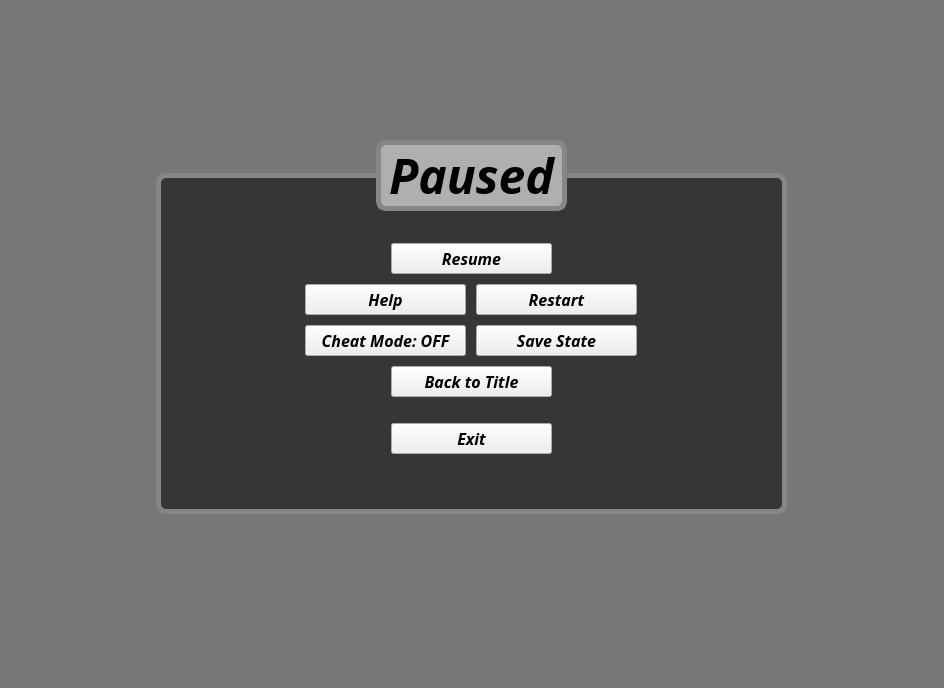
The window that pausescreen.ui (bstee615/project) describes before a commit, drawn with Qt 5.
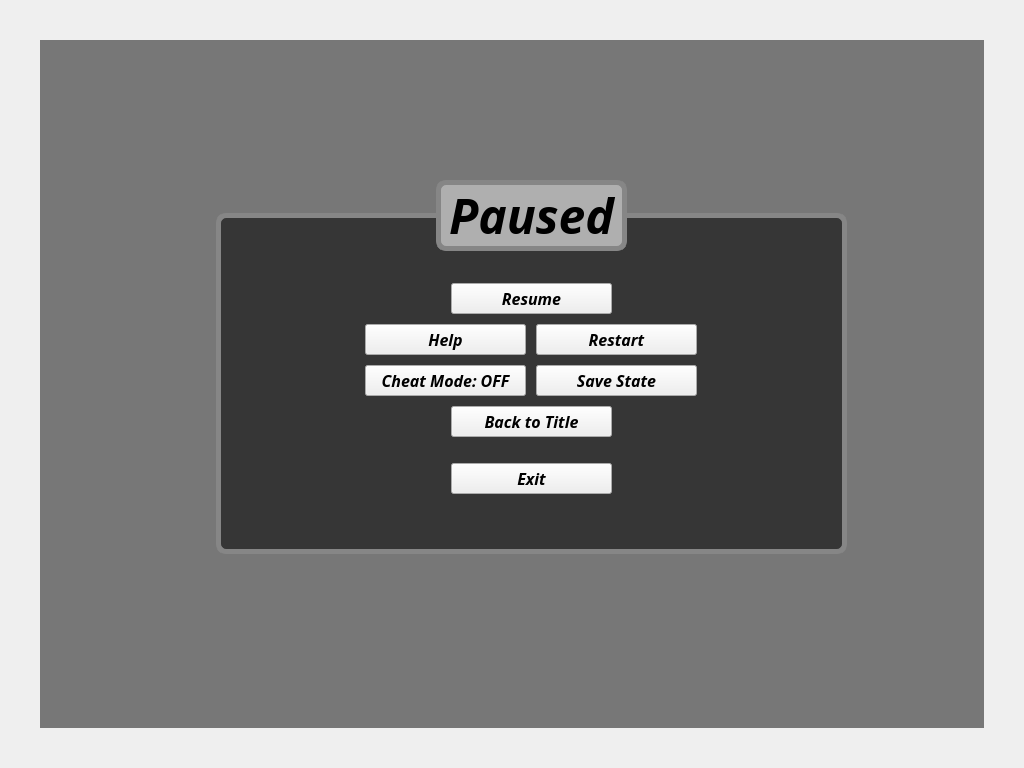
The same window after the commit.

Commit message: Cleaned up new high score page, tweaked pause screen appearance semantics

Patch:
```diff
--- a/pausescreen.ui
+++ b/pausescreen.ui
@@ -6,8 +6,8 @@
    <rect>
     <x>0</x>
     <y>0</y>
-    <width>944</width>
-    <height>688</height>
+    <width>1024</width>
+    <height>768</height>
    </rect>
   </property>
   <property name="windowTitle">
@@ -16,8 +16,8 @@
   <widget class="QWidget" name="widget" native="true">
    <property name="geometry">
     <rect>
-     <x>156</x>
-     <y>173</y>
+     <x>216</x>
+     <y>213</y>
      <width>631</width>
      <height>341</height>
     </rect>
@@ -154,8 +154,8 @@
   <widget class="QLabel" name="label">
    <property name="geometry">
     <rect>
-     <x>376</x>
-     <y>140</y>
+     <x>436</x>
+     <y>180</y>
      <width>191</width>
      <height>71</height>
     </rect>
@@ -186,8 +186,8 @@
   <widget class="QLabel" name="label_2">
    <property name="geometry">
     <rect>
-     <x>0</x>
-     <y>0</y>
+     <x>40</x>
+     <y>40</y>
      <width>944</width>
      <height>688</height>
     </rect>
```
The commit also changes 7 other files.
